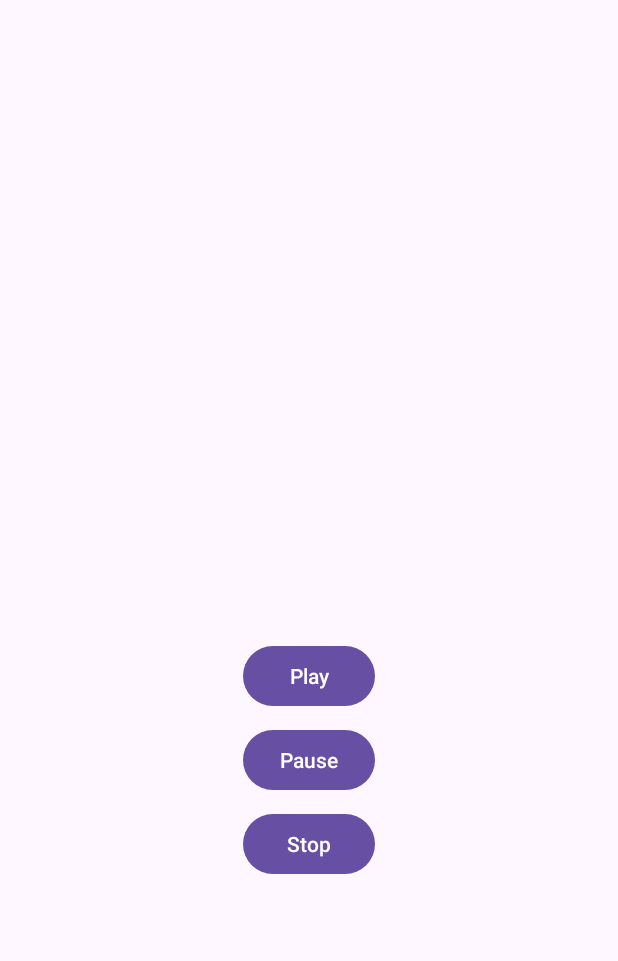
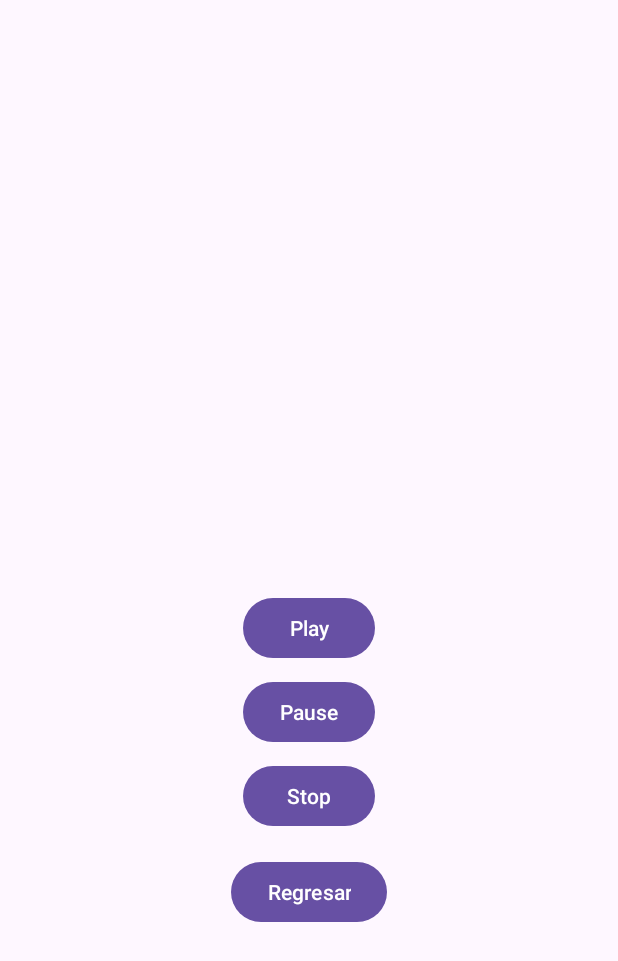
Before and after one commit to Laeros/dm-24b, an Android app: the fragment MusicPlayerFragment placed in its activity, after a tap on "Play", on a phone screen of 412 x 824 dp. Shown: the top 961 px of the screen. Run offline under Robolectric (Android 15) with nearby library versions, the light colour scheme and no system bars.

Commit message:
Renombrando los "audios" y agregando un flag para evitar superposicion de musica

```diff
--- a/Tarea-5/ReproductorMusica_RecyclerView/app/src/main/java/example/reproductormusica_recyclerview/AudioListFragment.kt
+++ b/Tarea-5/ReproductorMusica_RecyclerView/app/src/main/java/example/reproductormusica_recyclerview/AudioListFragment.kt
@@ -33,11 +33,11 @@ class AudioListFragment : Fragment() {
 
         // Cargar la lista de audios
         audioList = listOf(
-            Audio("Audio 1", R.drawable.carol_of_the_bells, "3:45", R.raw.carol_of_the_bells),
-            Audio("Audio 2", R.drawable.colors, "4:20", R.raw.colors),
-            Audio("Audio 3", R.drawable.dancing_with_the_devil, "5:10", R.raw.dancing_with_the_devil),
-            Audio("Audio 4", R.drawable.burn_the_house_down, "2:30", R.raw.burn_the_house_down),
-            Audio("Audio 5", R.drawable.we_stay_up_all_night, "4:00", R.raw.we_stay_up_all_night)
+            Audio("Carol of the bells", R.drawable.carol_of_the_bells, "3:06", R.raw.carol_of_the_bells),
+            Audio("Colors", R.drawable.colors, "3:38", R.raw.colors),
+            Audio("Dancing with the devil", R.drawable.dancing_with_the_devil, "3:34", R.raw.dancing_with_the_devil),
+            Audio("Burn the house down", R.drawable.burn_the_house_down, "3:32", R.raw.burn_the_house_down),
+            Audio("We stay up all night", R.drawable.we_stay_up_all_night, "3:22", R.raw.we_stay_up_all_night)
         )
 
         // Asignar el adapter
--- a/Tarea-5/ReproductorMusica_RecyclerView/app/src/main/java/example/reproductormusica_recyclerview/MusicPlayerFragment.kt
+++ b/Tarea-5/ReproductorMusica_RecyclerView/app/src/main/java/example/reproductormusica_recyclerview/MusicPlayerFragment.kt
@@ -22,6 +22,7 @@ class MusicPlayerFragment : Fragment() {
     private var audioName: String? = null
     private var audioImageResId: Int = 0
     private var audioResId: Int = 0
+    private var isPlaying: Boolean = false // Bandera para controlar la reproducción
 
     companion object {
         fun newInstance(audio: Audio): MusicPlayerFragment {
@@ -55,6 +56,7 @@ class MusicPlayerFragment : Fragment() {
         val playButton = view.findViewById<Button>(R.id.play_button)
         val pauseButton = view.findViewById<Button>(R.id.pause_button)
         val stopButton = view.findViewById<Button>(R.id.stop_button)
+        val backButton = view.findViewById<Button>(R.id.back_button) // Nuevo botón para regresar
 
         audioNameTextView.text = audioName
         audioImageView.setImageResource(audioImageResId)
@@ -62,12 +64,20 @@ class MusicPlayerFragment : Fragment() {
         mediaPlayer = MediaPlayer.create(context, audioResId)
 
         playButton.setOnClickListener {
+            // Detener la canción si ya se está reproduciendo
+            if (isPlaying) {
+                mediaPlayer.stop()
+                mediaPlayer.reset()
+                mediaPlayer = MediaPlayer.create(context, audioResId)
+            }
             mediaPlayer.start()
+            isPlaying = true
         }
 
         pauseButton.setOnClickListener {
             if (mediaPlayer.isPlaying) {
                 mediaPlayer.pause()
+                isPlaying = false
             }
         }
 
@@ -75,6 +85,11 @@ class MusicPlayerFragment : Fragment() {
             mediaPlayer.stop()
             mediaPlayer.reset()
             mediaPlayer = MediaPlayer.create(context, audioResId)
+            isPlaying = false
+        }
+
+        backButton.setOnClickListener {
+            parentFragmentManager.popBackStack()
         }
     }
 
--- a/Tarea-5/ReproductorMusica_RecyclerView/app/src/main/res/layout/fragment_music_player.xml
+++ b/Tarea-5/ReproductorMusica_RecyclerView/app/src/main/res/layout/fragment_music_player.xml
@@ -47,4 +47,11 @@
         android:text="@string/stop"
         android:layout_gravity="center"
         android:layout_marginTop="8dp" />
+
+    <Button
+        android:id="@+id/back_button"
+        android:layout_width="wrap_content"
+        android:layout_height="wrap_content"
+        android:text="@string/back"
+        android:layout_marginTop="16dp" />
 </LinearLayout>
--- a/Tarea-5/ReproductorMusica_RecyclerView/app/src/main/res/values/strings.xml
+++ b/Tarea-5/ReproductorMusica_RecyclerView/app/src/main/res/values/strings.xml
@@ -12,4 +12,5 @@
     <string name="play">Play</string>
     <string name="pause">Pause</string>
     <string name="stop">Stop</string>
+    <string name="back">Regresar</string>
 </resources>
```
